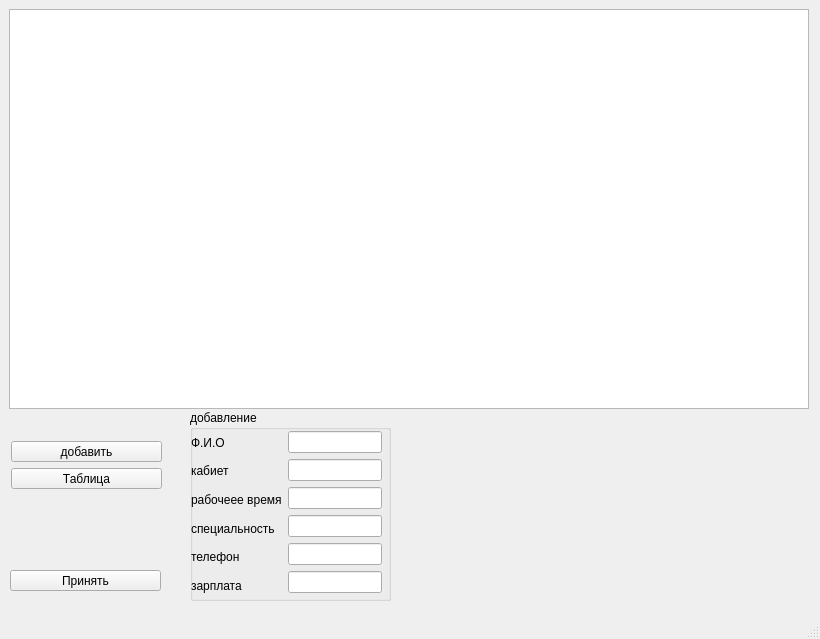
Qt form kurs/kurs/mainwindow.ui (sashaem1/AllThings) before a commit.
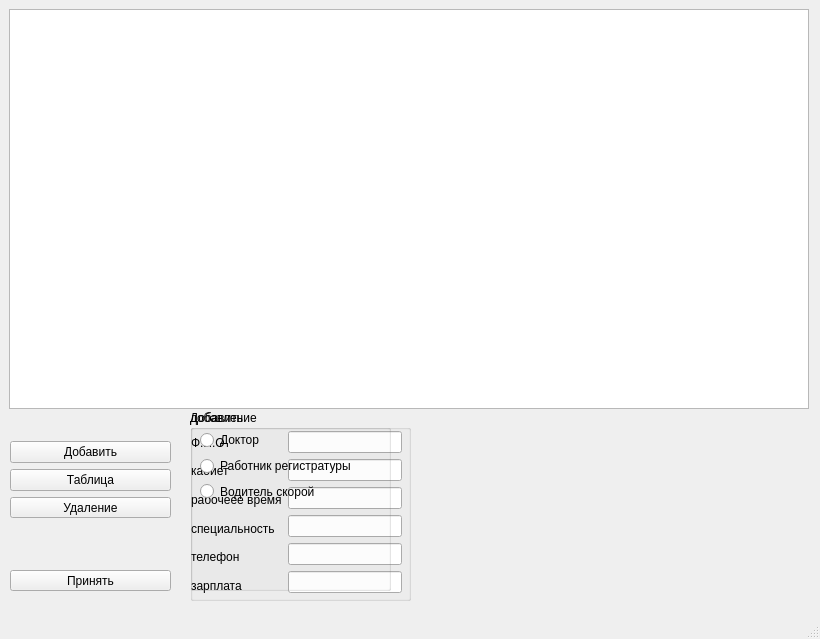
The same form after that commit.

```diff
--- a/kurs/kurs/mainwindow.ui
+++ b/kurs/kurs/mainwindow.ui
@@ -31,23 +31,26 @@
     </property>
    </widget>
    <widget class="QGroupBox" name="groupBox">
+    <property name="enabled">
+     <bool>true</bool>
+    </property>
     <property name="geometry">
      <rect>
       <x>190</x>
       <y>410</y>
-      <width>201</width>
+      <width>221</width>
       <height>191</height>
      </rect>
     </property>
     <property name="title">
      <string>добавление</string>
     </property>
-    <widget class="QWidget" name="">
+    <widget class="QWidget" name="layoutWidget">
      <property name="geometry">
       <rect>
        <x>1</x>
        <y>21</y>
-       <width>191</width>
+       <width>211</width>
        <height>166</height>
       </rect>
      </property>
@@ -128,7 +131,7 @@
      <rect>
       <x>10</x>
       <y>570</y>
-      <width>151</width>
+      <width>161</width>
       <height>21</height>
      </rect>
     </property>
@@ -136,31 +139,84 @@
      <string>Принять</string>
     </property>
    </widget>
-   <widget class="QPushButton" name="ShowTable">
+   <widget class="QGroupBox" name="groupBox2">
     <property name="geometry">
      <rect>
-      <x>11</x>
-      <y>468</y>
-      <width>151</width>
-      <height>21</height>
+      <x>190</x>
+      <y>410</y>
+      <width>201</width>
+      <height>181</height>
      </rect>
     </property>
-    <property name="text">
-     <string>Таблица</string>
+    <property name="title">
+     <string>Добавить</string>
     </property>
+    <widget class="QWidget" name="">
+     <property name="geometry">
+      <rect>
+       <x>10</x>
+       <y>20</y>
+       <width>150</width>
+       <height>71</height>
+      </rect>
+     </property>
+     <layout class="QVBoxLayout" name="verticalLayout_4">
+      <item>
+       <widget class="QRadioButton" name="AddDoc">
+        <property name="text">
+         <string>Доктор</string>
+        </property>
+       </widget>
+      </item>
+      <item>
+       <widget class="QRadioButton" name="AddRes">
+        <property name="text">
+         <string>Работник регистратуры</string>
+        </property>
+       </widget>
+      </item>
+      <item>
+       <widget class="QRadioButton" name="AddAmb">
+        <property name="text">
+         <string>Водитель скорой</string>
+        </property>
+       </widget>
+      </item>
+     </layout>
+    </widget>
    </widget>
-   <widget class="QPushButton" name="addButton">
+   <widget class="QWidget" name="">
     <property name="geometry">
      <rect>
-      <x>11</x>
+      <x>10</x>
       <y>441</y>
-      <width>151</width>
-      <height>21</height>
+      <width>161</width>
+      <height>77</height>
      </rect>
     </property>
-    <property name="text">
-     <string>добавить</string>
-    </property>
+    <layout class="QVBoxLayout" name="verticalLayout_3">
+     <item>
+      <widget class="QPushButton" name="addButton">
+       <property name="text">
+        <string>Добавить</string>
+       </property>
+      </widget>
+     </item>
+     <item>
+      <widget class="QPushButton" name="ShowTable">
+       <property name="text">
+        <string>Таблица</string>
+       </property>
+      </widget>
+     </item>
+     <item>
+      <widget class="QPushButton" name="DeleteElement">
+       <property name="text">
+        <string>Удаление</string>
+       </property>
+      </widget>
+     </item>
+    </layout>
    </widget>
   </widget>
   <widget class="QMenuBar" name="menubar">
```
